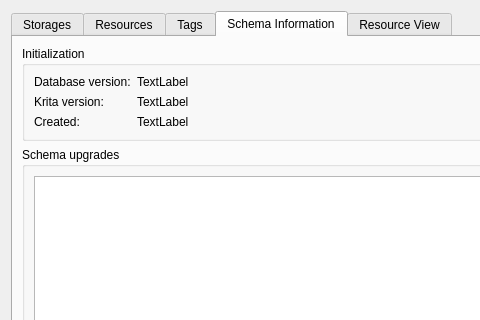
Above: plugins/extensions/dbexplorer/WdgDbExplorer.ui from DR-KD1997/IKriate before the change; both pictures show x 0 to 480 and y 0 to 320 of the 720 by 529 pixel window. Below: the same form after it.
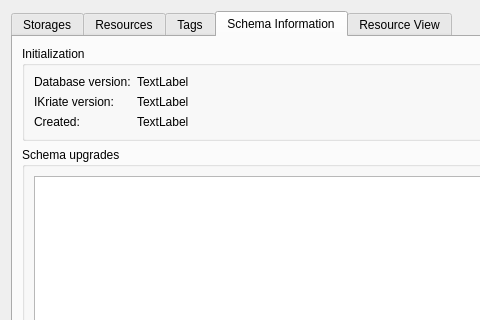
That is the form after the change. The open tabs and pages were chosen to show the change. Custom widgets are drawn as their Qt base class.

```diff
--- a/plugins/extensions/dbexplorer/WdgDbExplorer.ui
+++ b/plugins/extensions/dbexplorer/WdgDbExplorer.ui
@@ -183,7 +183,7 @@
           <item row="1" column="0">
            <widget class="QLabel" name="label_5">
             <property name="text">
-             <string>Krita version:</string>
+             <string>IKriate version:</string>
             </property>
            </widget>
           </item>
```
